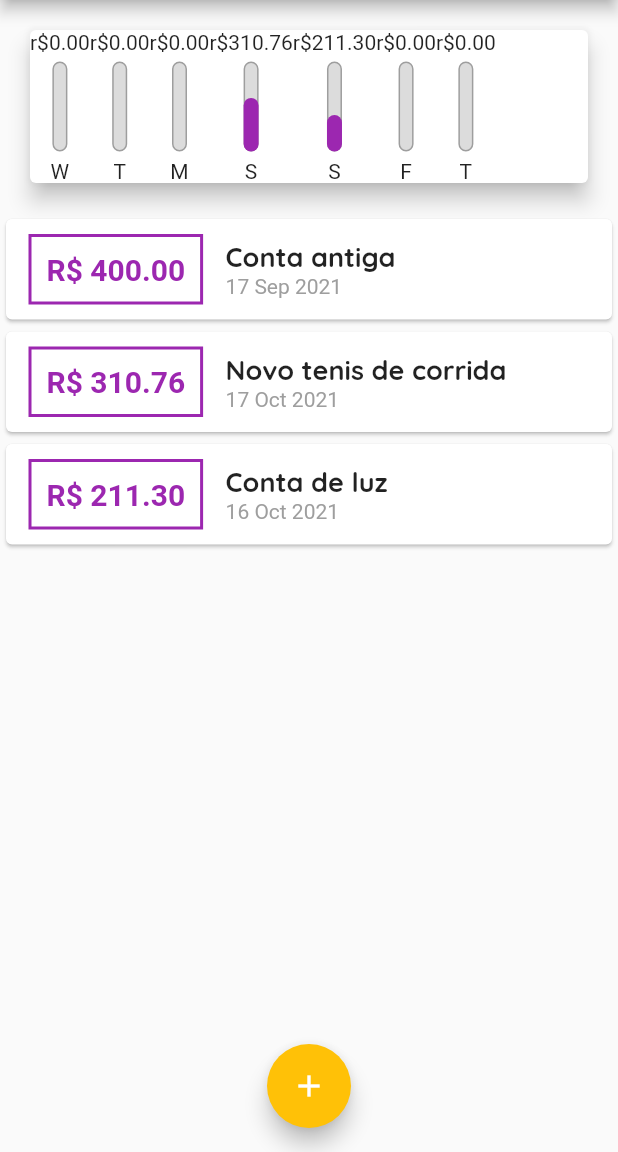
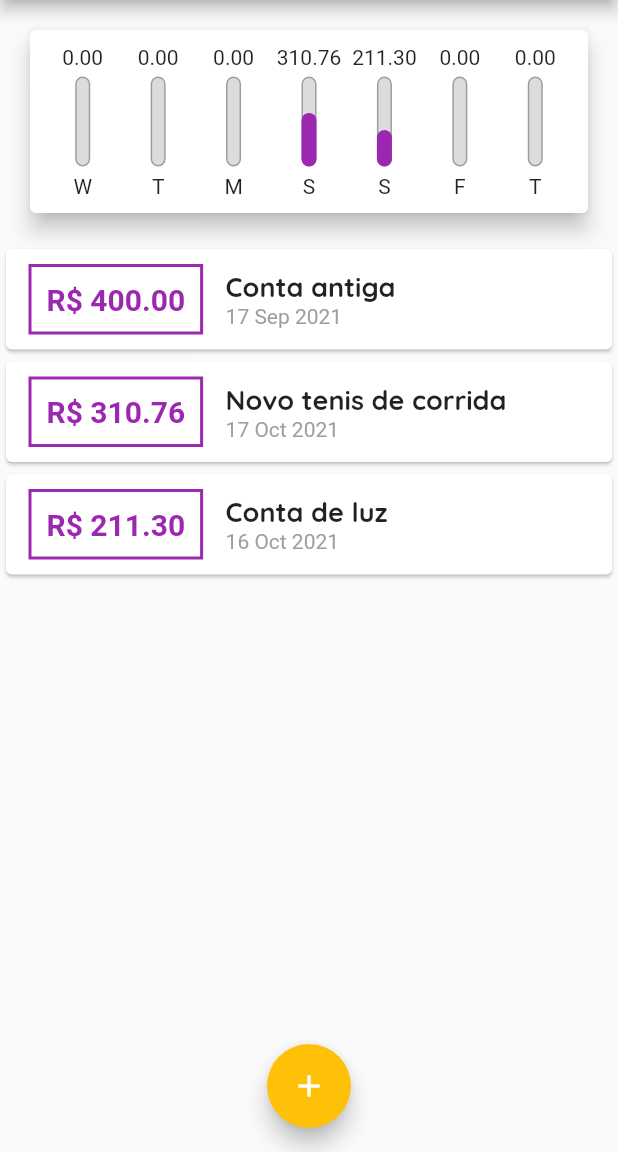
Before and after one commit to jccallves-developer/expenses, a Flutter app: the screen it shows after launch, on a phone screen of 412 x 824 dp, the part 84-1236 px from its top. Run offline on Flutter 3.47's test engine with Material 2 defaults, Android fonts, the phone set to English and light mode, and no system bars.

Commit message:
#Aula129 - Finalizando Chart Widget

```diff
--- a/lib/components/chart.dart
+++ b/lib/components/chart.dart
@@ -47,14 +47,21 @@ class Chart extends StatelessWidget {
     return Card(
       elevation: 6,
       margin: EdgeInsets.all(20),
+      child: Padding(
+        padding: const EdgeInsets.all(10),
         child: Row(
+          mainAxisAlignment: MainAxisAlignment.spaceBetween,
           children: groupedTransactions.map((tr) {
-          return ChartBar(
+            return Flexible(
+              fit: FlexFit.tight,
+              child: ChartBar(
                 label: tr['day'].toString(),
                 value: double.parse(tr['value'].toString()),
                 percentage: (tr['value'] as double) / _weekTotalValue,
+              ),
             );
           }).toList(),
+        ),
       ),
     );
   }
--- a/lib/components/chart_bar.dart
+++ b/lib/components/chart_bar.dart
@@ -15,7 +15,9 @@ class ChartBar extends StatelessWidget {
   Widget build(BuildContext context) {
     return Column(
       children: [
-        Text('r\$${value.toStringAsFixed(2)}'),
+        FittedBox(
+          child: Text('${value.toStringAsFixed(2)}'),
+        ),
         SizedBox(
           height: 5,
         ),
```
Lines whose indentation alone changed are shown as unchanged.
